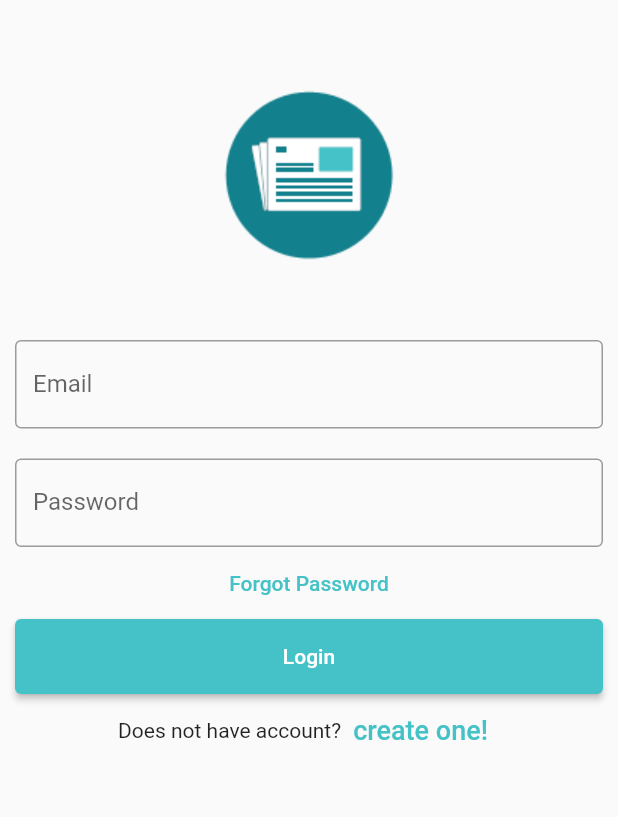
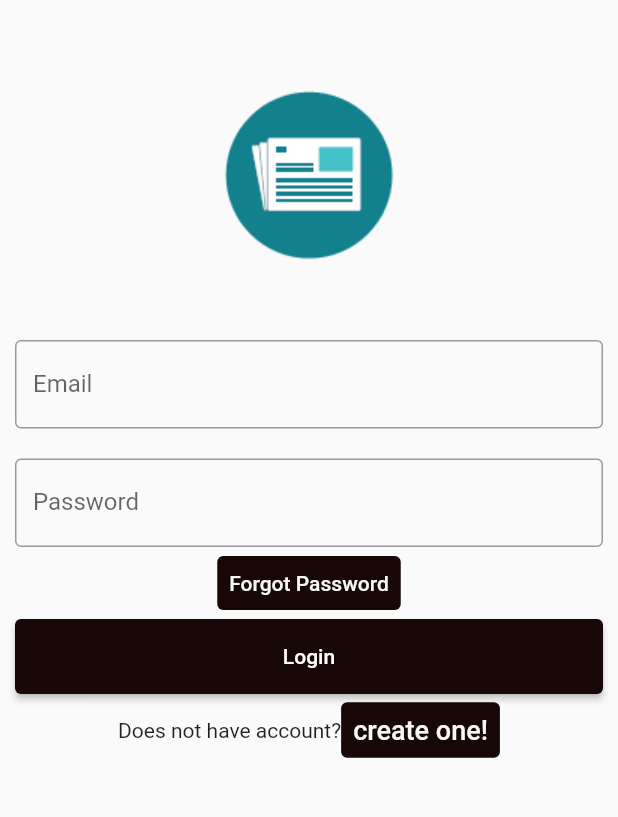
Before and after one commit to MOo207/NewzziE, a Flutter app: the screen it shows after launch, on a phone screen of 412 x 824 dp, the part 59-876 px from its top. Run offline on Flutter 3.47's test engine with Material 2 defaults, Android fonts, the light colour scheme and no system bars; our stand-ins replace cached_network_image, firebase_auth, firebase_core, webview_flutter; missing offline and left inert: fancy_password_field; accounts and stored records are empty.

Commit message:
change theme provider

```diff
--- a/lib/app.dart
+++ b/lib/app.dart
@@ -1,29 +1,35 @@
 import 'package:firebase_auth/firebase_auth.dart';
 import 'package:flutter/material.dart';
+import 'package:newzzie/providers/theme_provider.dart';
 import 'package:newzzie/views/homepage.dart';
 import 'package:newzzie/views/login_view.dart';
+import 'package:provider/provider.dart';
 
 class MyApp extends StatelessWidget {
   // This widget is the root of your application.
   @override
   Widget build(BuildContext context) {
+     final themeProvider = Provider.of<ThemeProvider>(context);
     return MaterialApp(
       title: 'NewzziE',
+      themeMode: themeProvider.themeMode,
+      theme: MyThemes.lightTheme,
+      darkTheme: MyThemes.darkTheme,
       debugShowCheckedModeBanner: false,
-      theme: ThemeData(
-        primaryColor: Color(0xFF44c2c7),
-        visualDensity: VisualDensity.adaptivePlatformDensity,
-        textButtonTheme: TextButtonThemeData(
-          style: TextButton.styleFrom(
-            primary: Color(0xFF44c2c7),
-          ),
-        ),
-        elevatedButtonTheme: ElevatedButtonThemeData(
-          style: ElevatedButton.styleFrom(
-            primary: Color(0xFF44c2c7),
-          ),
-        ),
-      ),
+      // theme: ThemeData(
+      //   primaryColor: Color(0xFF44c2c7),
+      //   visualDensity: VisualDensity.adaptivePlatformDensity,
+      //   textButtonTheme: TextButtonThemeData(
+      //     style: TextButton.styleFrom(
+      //       primary: Color(0xFF44c2c7),
+      //     ),
+      //   ),
+      //   elevatedButtonTheme: ElevatedButtonThemeData(
+      //     style: ElevatedButton.styleFrom(
+      //       primary: Color(0xFF44c2c7),
+      //     ),
+      //   ),
+      // ),
       home: StreamBuilder(
         stream: FirebaseAuth.instance.authStateChanges(),
         builder: (context, snapshot) {
--- a/lib/helper/validators.dart
+++ b/lib/helper/validators.dart
@@ -4,9 +4,9 @@ class Validators {
     return RegExp(r"^[a-zA-Z0-9.]+@[a-zA-Z0-9]+\.[a-zA-Z]+").hasMatch(email);
   }
   static bool isPassword(String password) {
-    return password.length >= 6;
+    return password.length >= 8;
   }
-  emailValidation(value) {
+  static emailValidation(value) {
     if (value == null || value.isEmpty) {
       return 'Please enter some text';
     } else if (!isEmail(value)) {
@@ -15,7 +15,7 @@ class Validators {
     return null;
   }
 
-  passwordValidation(value) {
+ static passwordValidation(value) {
     if (value == null || value.isEmpty) {
       return 'Please enter some text';
     } else if (!isPassword(value)) {
--- /dev/null
+++ b/lib/providers/theme_provider.dart
@@ -0,0 +1,90 @@
+// ignore_for_file: prefer_const_constructors
+
+import 'package:flutter/material.dart';
+import 'package:flutter/scheduler.dart';
+
+class ThemeProvider with ChangeNotifier {
+  ThemeMode themeMode = ThemeMode.system;
+
+  bool get isDarkMode {
+    if (themeMode == ThemeMode.system) {
+      final brightness = SchedulerBinding.instance.window.platformBrightness;
+      return brightness == Brightness.dark;
+    } else {
+      return themeMode == ThemeMode.dark;
+    }
+  }
+
+  void toggleTheme(bool isOn) {
+    themeMode = isOn ? ThemeMode.dark : ThemeMode.light;
+    notifyListeners();
+  }
+}
+
+Map<int, Color> blackSwatchColorMap = {
+  50: Color.fromRGBO(32, 32, 32, .1),
+  100: Color.fromRGBO(32, 32, 32, .2),
+  200: Color.fromRGBO(32, 32, 32, .3),
+  300: Color.fromRGBO(32, 32, 32, .4),
+  400: Color.fromRGBO(32, 32, 32, .5),
+  500: Color.fromRGBO(32, 32, 32, .6),
+  600: Color.fromRGBO(32, 32, 32, .7),
+  700: Color.fromRGBO(32, 32, 32, .8),
+  800: Color.fromRGBO(32, 32, 32, .9),
+  900: Color.fromRGBO(32, 32, 32, 1),
+};
+MaterialColor blackSwatch = MaterialColor(0xFF170707, blackSwatchColorMap);
+
+Map<int, Color> whiteSwatchColorMap = {
+  50: Color.fromRGBO(250, 250, 250, .1),
+  100: Color.fromRGBO(250, 250, 250, .2),
+  200: Color.fromRGBO(250, 250, 250, .3),
+  300: Color.fromRGBO(250, 250, 250, .4),
+  400: Color.fromRGBO(250, 250, 250, .5),
+  500: Color.fromRGBO(250, 250, 250, .6),
+  600: Color.fromRGBO(250, 250, 250, .7),
+  700: Color.fromRGBO(250, 250, 250, .8),
+  800: Color.fromRGBO(250, 250, 250, .9),
+  900: Color.fromRGBO(250, 250, 250, 1),
+};
+// Green color code: 93cd48 and first two characters (FF) are alpha values (transparency)
+MaterialColor whiteSwatch = MaterialColor(0xFFF7F7F7, whiteSwatchColorMap);
+
+class MyThemes {
+  static final darkTheme = ThemeData(
+    primaryColor: Color(0xFF44c2c7),
+    brightness: Brightness.dark,
+    dividerColor: Colors.black12,
+    colorScheme: ColorScheme.fromSwatch(
+      primarySwatch: whiteSwatch,
+      brightness: Brightness.dark,
+    ),
+    iconTheme: IconThemeData(color: whiteSwatch),
+    primaryIconTheme: IconThemeData(color: whiteSwatch),
+    elevatedButtonTheme: ElevatedButtonThemeData(
+      style: ElevatedButton.styleFrom(
+        primary: Color(0xFF44c2c7),
+      ),
+    ),
+  );
+
+  ThemeData getDark() => darkTheme;
+
+  static final lightTheme = ThemeData(
+      primaryColor: Color(0xFF44c2c7),
+      brightness: Brightness.light,
+      dividerColor: Colors.white54,
+      colorScheme: ColorScheme.fromSwatch(
+        primarySwatch: blackSwatch,
+        brightness: Brightness.light,
+      ),
+      iconTheme: IconThemeData(color: blackSwatch),
+      textButtonTheme: TextButtonThemeData(
+          style: ButtonStyle(
+              overlayColor:
+                  MaterialStateColor.resolveWith((states) => Colors.grey),
+              backgroundColor: MaterialStateProperty.all(blackSwatch),
+              foregroundColor: MaterialStateProperty.all(whiteSwatch))));
+
+  ThemeData getLight() => lightTheme;
+}
--- a/lib/views/login_view.dart
+++ b/lib/views/login_view.dart
@@ -1,4 +1,5 @@
 import 'package:flutter/material.dart';
+import 'package:newzzie/helper/validators.dart';
 import 'package:newzzie/helper/widgets.dart';
 import 'package:newzzie/services/auth_service.dart';
 import 'package:newzzie/views/homepage.dart';
@@ -40,17 +41,21 @@ class _LoginViewState extends State<LoginView> {
                           border: OutlineInputBorder(),
                           labelText: 'Email',
                         ),
+                        validator: (value)=> Validators.emailValidation(value),
+                        autovalidateMode: AutovalidateMode.onUserInteraction,
                       ),
                     ),
                     Container(
                       padding: const EdgeInsets.fromLTRB(10, 10, 10, 0),
-                      child: TextField(
+                      child: TextFormField(
                         obscureText: true,
                         controller: passwordController,
                         decoration: const InputDecoration(
                           border: OutlineInputBorder(),
                           labelText: 'Password',
                         ),
+                        validator: (value)=> Validators.passwordValidation(value),
+                        autovalidateMode: AutovalidateMode.onUserInteraction,
                       ),
                     ),
                     TextButton(
```
Also changed, not shown: lib/helper/password_validation_form.dart (deleted, +0 -120 lines), lib/helper/theme_button_widget.dart (added, +18 -0 lines), lib/main.dart (+7 -3 lines), lib/views/homepage.dart (+7 -5 lines), lib/views/settings_view.dart (added, +34 -0 lines), lib/views/signup_view.dart (+92 -11 lines), 1 other file.
